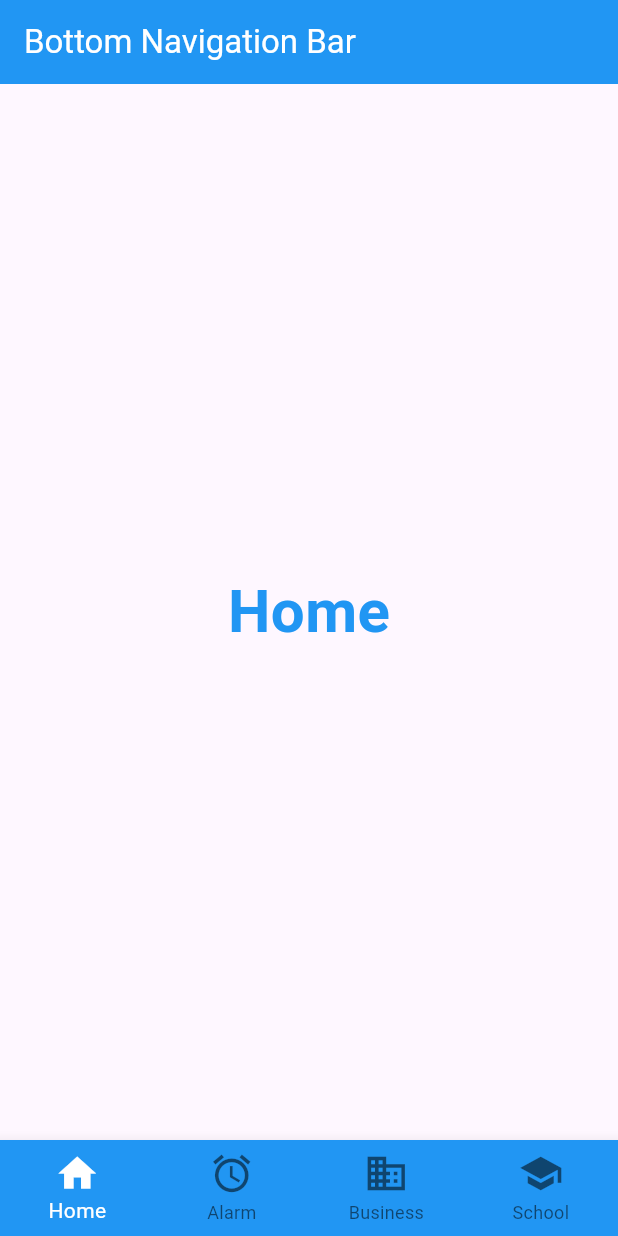
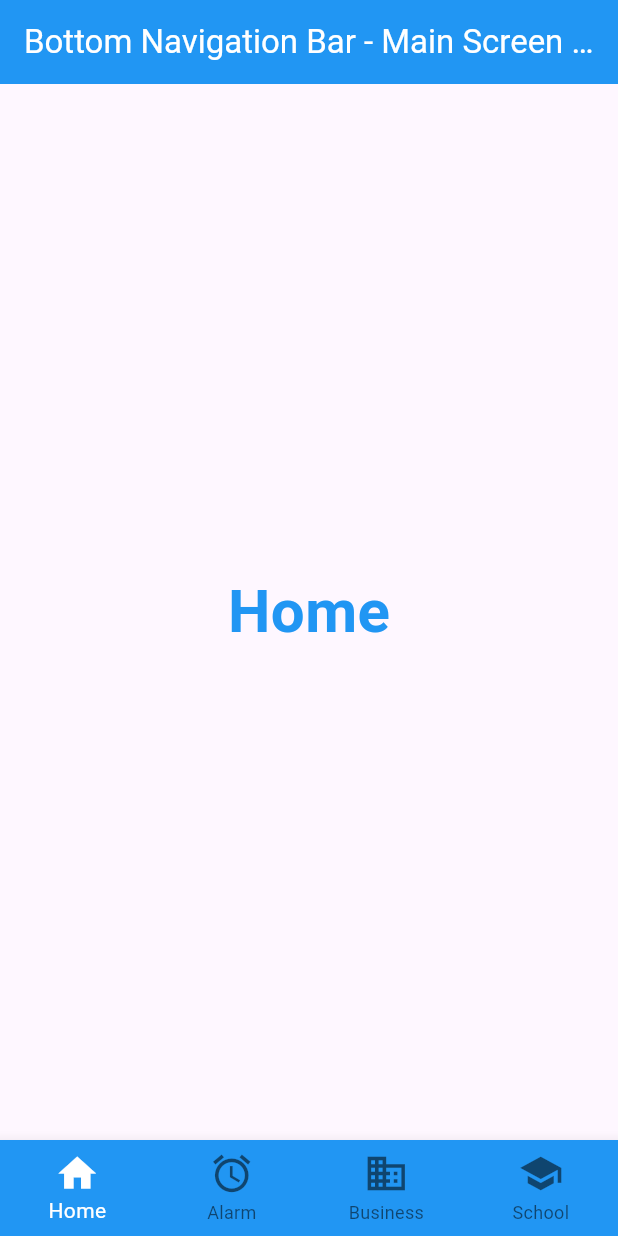
Before and after one commit to CheezyChillz/TMA3084_G02_102578_Lab05_Lesson07, a Flutter app: the screen it shows after launch, on a phone screen of 412 x 824 dp. Run offline on Flutter 3.47's test engine with Material 3 defaults, Android fonts, the phone set to English and light mode, and no system bars.

Commit message:
Changed the Title for Navigation Bar

```diff
--- a/lib/main.dart
+++ b/lib/main.dart
@@ -42,7 +42,7 @@ class BottomNavLab extends StatelessWidget {
 
     return Scaffold(
       appBar: AppBar(
-        title: const Text('Bottom Navigation Bar'),
+        title: const Text('Bottom Navigation Bar - Main Screen Part'),
         backgroundColor: Colors.blue,
         foregroundColor: Colors.white,
       ),
```
